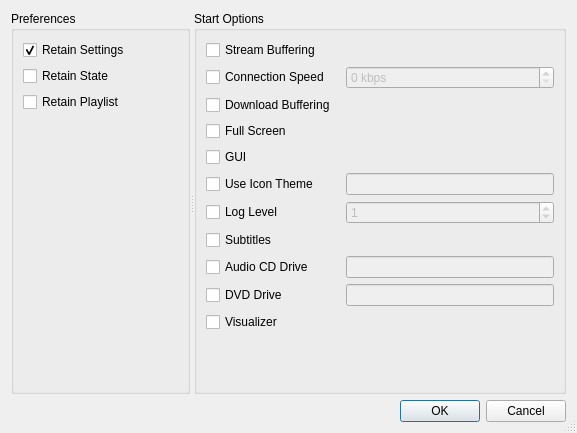
First picture: the form in code/settings/ui/settings.ui, repository andrew-bibb/mbmp, before the edit.
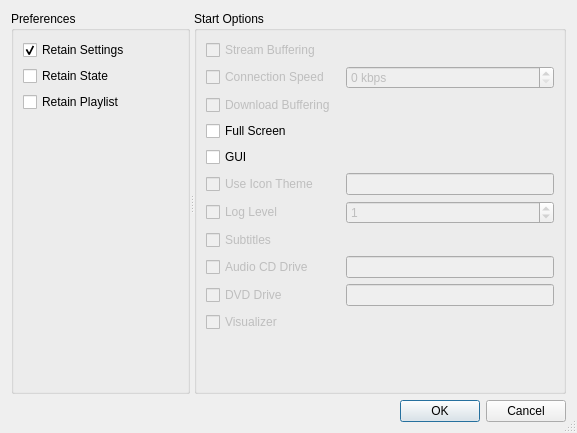
Second picture: the form after the edit.

Diff of the .ui file:
```diff
--- a/code/settings/ui/settings.ui
+++ b/code/settings/ui/settings.ui
@@ -92,6 +92,9 @@
        </item>
        <item row="0" column="0" colspan="2">
         <widget class="QCheckBox" name="checkBox_streambuffering">
+         <property name="enabled">
+          <bool>false</bool>
+         </property>
          <property name="whatsThis">
           <string>&lt;html&gt;&lt;head/&gt;&lt;body&gt;&lt;pre style=&quot; margin-top:12px; margin-bottom:12px; margin-left:0px; margin-right:0px; -qt-block-indent:0; text-indent:0px;&quot;&gt;&lt;span style=&quot; font-family:'Courier New,courier';&quot;&gt;Command Line Option: &lt;/span&gt;&lt;span style=&quot; font-family:'Courier New,courier'; font-weight:600;&quot;&gt;-b&lt;/span&gt;&lt;span style=&quot; font-family:'Courier New,courier';&quot;&gt; or &lt;/span&gt;&lt;span style=&quot; font-family:'Courier New,courier'; font-weight:600;&quot;&gt;--stream-buffering&lt;/span&gt;&lt;/pre&gt;&lt;p&gt;Enable buffering of the demuxed or parsed data in the stream (default is no stream buffering).&lt;/p&gt;&lt;/body&gt;&lt;/html&gt;</string>
          </property>
@@ -102,6 +105,9 @@
        </item>
        <item row="1" column="0" colspan="2">
         <widget class="QCheckBox" name="checkBox_connectionspeed">
+         <property name="enabled">
+          <bool>false</bool>
+         </property>
          <property name="whatsThis">
           <string>&lt;html&gt;&lt;head/&gt;&lt;body&gt;&lt;pre style=&quot; margin-top:12px; margin-bottom:12px; margin-left:0px; margin-right:0px; -qt-block-indent:0; text-indent:0px;&quot;&gt;&lt;span style=&quot; font-family:'Courier New,courier';&quot;&gt;Command Line Option: &lt;/span&gt;&lt;span style=&quot; font-family:'Courier New,courier'; font-weight:600;&quot;&gt;-c&lt;/span&gt;&lt;span style=&quot; font-family:'Courier New,courier';&quot;&gt; or &lt;/span&gt;&lt;span style=&quot; font-family:'Courier New,courier'; font-weight:600;&quot;&gt;--connection-speed&lt;/span&gt;&lt;/pre&gt;&lt;p&gt;Set the network connection speed in kbps (0 = unknown).&lt;/p&gt;&lt;/body&gt;&lt;/html&gt;</string>
          </property>
@@ -128,6 +134,9 @@
        </item>
        <item row="2" column="0" colspan="2">
         <widget class="QCheckBox" name="checkBox_downloadbuffering">
+         <property name="enabled">
+          <bool>false</bool>
+         </property>
          <property name="whatsThis">
           <string>&lt;html&gt;&lt;head/&gt;&lt;body&gt;&lt;pre style=&quot; margin-top:12px; margin-bottom:12px; margin-left:0px; margin-right:0px; -qt-block-indent:0; text-indent:0px;&quot;&gt;&lt;span style=&quot; font-family:'Courier New,courier';&quot;&gt;Command Line Option: &lt;/span&gt;&lt;span style=&quot; font-family:'Courier New,courier'; font-weight:600;&quot;&gt;-d&lt;/span&gt;&lt;span style=&quot; font-family:'Courier New,courier';&quot;&gt; or &lt;/span&gt;&lt;span style=&quot; font-family:'Courier New,courier'; font-weight:600;&quot;&gt;--download-buffering&lt;/span&gt;&lt;/pre&gt;&lt;p&gt;Enable progressive download buffering of selected formats (default is no download buffering).&lt;/p&gt;&lt;/body&gt;&lt;/html&gt;</string>
          </property>
@@ -138,6 +147,9 @@
        </item>
        <item row="5" column="0" colspan="2">
         <widget class="QCheckBox" name="checkBox_icontheme">
+         <property name="enabled">
+          <bool>false</bool>
+         </property>
          <property name="toolTip">
           <string/>
          </property>
@@ -181,6 +193,9 @@
        </item>
        <item row="6" column="0">
         <widget class="QCheckBox" name="checkBox_loglevel">
+         <property name="enabled">
+          <bool>false</bool>
+         </property>
          <property name="whatsThis">
           <string>&lt;html&gt;&lt;head/&gt;&lt;body&gt;&lt;pre style=&quot; margin-top:12px; margin-bottom:12px; margin-left:0px; margin-right:0px; -qt-block-indent:0; text-indent:0px;&quot;&gt;&lt;span style=&quot; font-family:'Courier New,courier';&quot;&gt;Command Line Option: &lt;/span&gt;&lt;span style=&quot; font-family:'Courier New,courier'; font-weight:600;&quot;&gt;-l&lt;/span&gt;&lt;span style=&quot; font-family:'Courier New,courier';&quot;&gt; or &lt;/span&gt;&lt;span style=&quot; font-family:'Courier New,courier'; font-weight:600;&quot;&gt;--loglevel&lt;/span&gt;&lt;/pre&gt;&lt;p&gt;Set the log level from 0 to 2 (default is 1).&lt;/p&gt;&lt;/body&gt;&lt;/html&gt;</string>
          </property>
@@ -217,6 +232,9 @@
        </item>
        <item row="7" column="0">
         <widget class="QCheckBox" name="checkBox_subtitles">
+         <property name="enabled">
+          <bool>false</bool>
+         </property>
          <property name="whatsThis">
           <string>&lt;html&gt;&lt;head/&gt;&lt;body&gt;&lt;pre style=&quot; margin-top:12px; margin-bottom:12px; margin-left:0px; margin-right:0px; -qt-block-indent:0; text-indent:0px;&quot;&gt;&lt;span style=&quot; font-family:'Courier New,courier';&quot;&gt;Command Line Option: &lt;/span&gt;&lt;span style=&quot; font-family:'Courier New,courier'; font-weight:600;&quot;&gt;-s&lt;/span&gt;&lt;span style=&quot; font-family:'Courier New,courier';&quot;&gt; or &lt;/span&gt;&lt;span style=&quot; font-family:'Courier New,courier'; font-weight:600;&quot;&gt;--subtitles&lt;/span&gt;&lt;/pre&gt;&lt;p&gt;Enable display of subtitles if a subtitle stream is found (default is no subtitles).&lt;/p&gt;&lt;/body&gt;&lt;/html&gt;</string>
          </property>
@@ -227,6 +245,9 @@
        </item>
        <item row="9" column="0">
         <widget class="QCheckBox" name="checkBox_dvd">
+         <property name="enabled">
+          <bool>false</bool>
+         </property>
          <property name="whatsThis">
           <string>&lt;html&gt;&lt;head/&gt;&lt;body&gt;&lt;pre style=&quot; margin-top:12px; margin-bottom:12px; margin-left:0px; margin-right:0px; -qt-block-indent:0; text-indent:0px;&quot;&gt;&lt;span style=&quot; font-family:'Courier New,courier';&quot;&gt;Command Line Option: &lt;/span&gt;&lt;span style=&quot; font-family:'Courier New,courier'; font-weight:600;&quot;&gt;-D&lt;/span&gt;&lt;span style=&quot; font-family:'Courier New,courier';&quot;&gt; or &lt;/span&gt;&lt;span style=&quot; font-family:'Courier New,courier'; font-weight:600;&quot;&gt;--DVD&lt;/span&gt;&lt;/pre&gt;&lt;p&gt;Specify the optical drive that will play the DVD (default is /dev/sr0).&lt;/p&gt;&lt;/body&gt;&lt;/html&gt;</string>
          </property>
@@ -237,6 +258,9 @@
        </item>
        <item row="8" column="0">
         <widget class="QCheckBox" name="checkBox_audiocd">
+         <property name="enabled">
+          <bool>false</bool>
+         </property>
          <property name="whatsThis">
           <string>&lt;html&gt;&lt;head/&gt;&lt;body&gt;&lt;pre style=&quot; margin-top:12px; margin-bottom:12px; margin-left:0px; margin-right:0px; -qt-block-indent:0; text-indent:0px;&quot;&gt;&lt;span style=&quot; font-family:'Courier New,courier';&quot;&gt;Command Line Option: &lt;/span&gt;&lt;span style=&quot; font-family:'Courier New,courier'; font-weight:600;&quot;&gt;-C&lt;/span&gt;&lt;span style=&quot; font-family:'Courier New,courier';&quot;&gt; or &lt;/span&gt;&lt;span style=&quot; font-family:'Courier New,courier'; font-weight:600;&quot;&gt;--CD&lt;/span&gt;&lt;/pre&gt;&lt;p&gt;Specify the optical drive that will play the audio CD (default is /dev/sr0).&lt;/p&gt;&lt;/body&gt;&lt;/html&gt;</string>
          </property>
@@ -254,6 +278,9 @@
        </item>
        <item row="10" column="0">
         <widget class="QCheckBox" name="checkBox_visualizer">
+         <property name="enabled">
+          <bool>false</bool>
+         </property>
          <property name="whatsThis">
           <string>&lt;html&gt;&lt;head/&gt;&lt;body&gt;&lt;pre style=&quot; margin-top:12px; margin-bottom:12px; margin-left:0px; margin-right:0px; -qt-block-indent:0; text-indent:0px;&quot;&gt;&lt;span style=&quot; font-family:'Courier New,courier';&quot;&gt;Command Line Option: &lt;/span&gt;&lt;span style=&quot; font-family:'Courier New,courier'; font-weight:600;&quot;&gt;-V&lt;/span&gt;&lt;span style=&quot; font-family:'Courier New,courier';&quot;&gt; or &lt;/span&gt;&lt;span style=&quot; font-family:'Courier New,courier'; font-weight:600;&quot;&gt;--visualizer&lt;/span&gt;&lt;/pre&gt;&lt;p&gt;Enable a visualizer when playing audio tracks (default is no visualizer).&lt;/p&gt;&lt;/body&gt;&lt;/html&gt;</string>
          </property>
```
Left out of the diff: 32 changed lines with no effect on the pictures.
